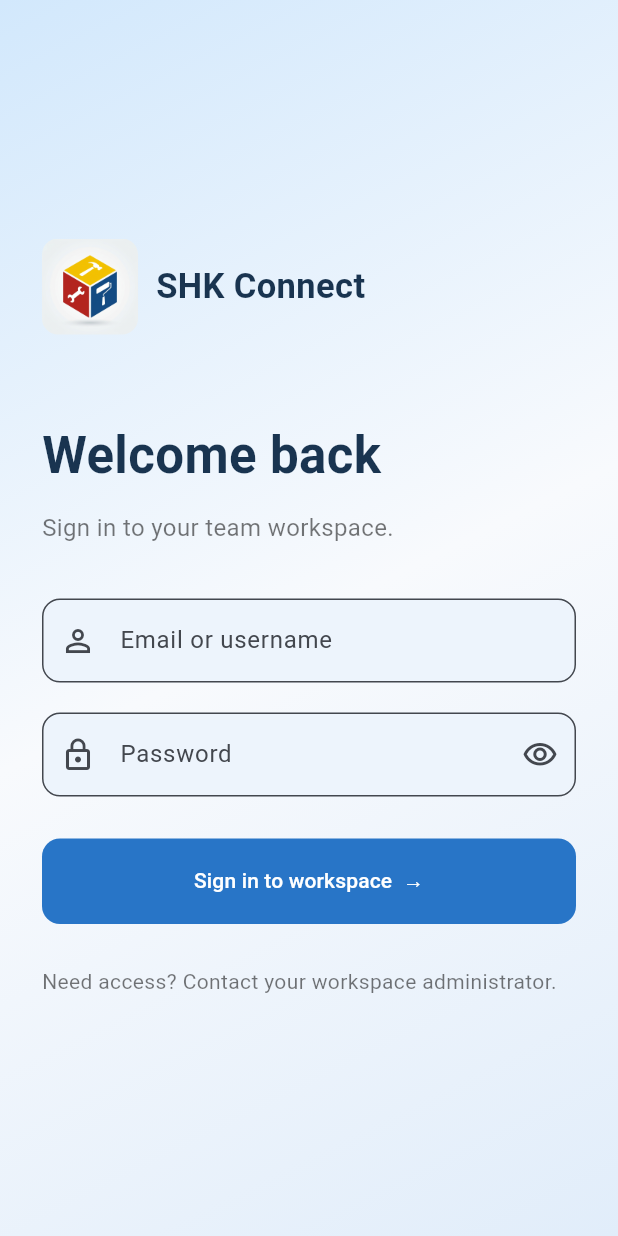
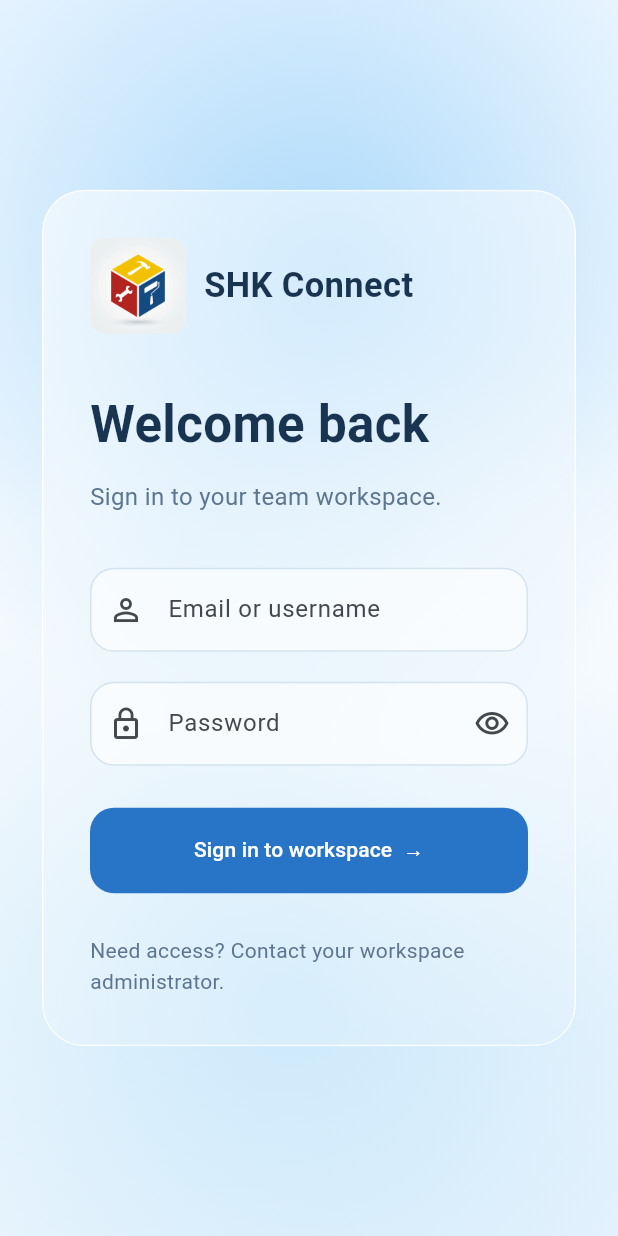
Before and after one commit to Bebin-Tech/SHK-CONNECT, a Flutter app: the screen it shows after launch, on a phone screen of 412 x 824 dp. Run offline on Flutter 3.47's test engine with Material 3 defaults, Android fonts, the phone set to English and light mode, and no system bars; our stand-ins replace file_picker, flutter_secure_storage; missing offline and left inert: file_saver; accounts and stored records are empty.

Commit message:
Lighten Flutter UI with translucent glass surfaces

```diff
--- a/client/lib/ui/login_screen.dart
+++ b/client/lib/ui/login_screen.dart
@@ -52,9 +52,9 @@ class _LoginScreenState extends State<LoginScreen> {
                       begin: Alignment.topLeft,
                       end: Alignment.bottomRight,
                       colors: [
-                        Color(0xFFB9DAF8),
-                        Color(0xFFE9F3FE),
-                        Color(0xFFD7E9FA),
+                        Color(0x40C2E3FC),
+                        Color(0x30FFFFFF),
+                        Color(0x60E2F1FD),
                       ],
                     ),
                   ),
@@ -124,7 +124,13 @@ class _LoginScreenState extends State<LoginScreen> {
                   child: SingleChildScrollView(
                     padding: const EdgeInsets.all(28),
                     child: ConstrainedBox(
-                      constraints: const BoxConstraints(maxWidth: 400),
+                      constraints: const BoxConstraints(maxWidth: 460),
+                      child: GlassPanel(
+                        radius: 28,
+                        child: Padding(
+                          padding: EdgeInsets.all(
+                            size.maxWidth < 400 ? 22 : 32,
+                          ),
                           child: Form(
                             key: form,
                             child: Column(
@@ -132,7 +138,7 @@ class _LoginScreenState extends State<LoginScreen> {
                               children: [
                                 if (size.maxWidth < 1000) ...[
                                   const _Brand(),
-                              const SizedBox(height: 56),
+                                  const SizedBox(height: 36),
                                 ],
                                 const Text(
                                   'Welcome back',
@@ -146,7 +152,7 @@ class _LoginScreenState extends State<LoginScreen> {
                                 const Text(
                                   'Sign in to your team workspace.',
                                   style: TextStyle(
-                                color: Colors.black54,
+                                    color: mutedInk,
                                     fontSize: 16,
                                   ),
                                 ),
@@ -186,7 +192,8 @@ class _LoginScreenState extends State<LoginScreen> {
                                       ),
                                     ),
                                   ),
-                              onFieldSubmitted: (_) => busy ? null : submit(),
+                                  onFieldSubmitted: (_) =>
+                                      busy ? null : submit(),
                                   validator: (v) =>
                                       v!.isEmpty ? 'Enter your password' : null,
                                 ),
@@ -197,7 +204,9 @@ class _LoginScreenState extends State<LoginScreen> {
                                     child: Text(
                                       message,
                                       style: TextStyle(
-                                    color: Theme.of(context).colorScheme.error,
+                                        color: Theme.of(
+                                          context,
+                                        ).colorScheme.error,
                                       ),
                                     ),
                                   ),
@@ -221,11 +230,13 @@ class _LoginScreenState extends State<LoginScreen> {
                                 const Text(
                                   'Need access? Contact your workspace administrator.',
                                   style: TextStyle(
-                                color: Colors.black54,
+                                    color: mutedInk,
                                     height: 1.5,
                                   ),
                                 ),
                               ],
+                            ),
+                          ),
                         ),
                       ),
                     ),
--- a/client/lib/ui/people_page.dart
+++ b/client/lib/ui/people_page.dart
@@ -131,7 +131,7 @@ class _PeoplePageState extends State<PeoplePage> {
         )
         .toList();
     return ColoredBox(
-      color: paper,
+      color: glassSurface,
       child: Column(
         children: [
           Padding(
--- a/client/lib/ui/theme.dart
+++ b/client/lib/ui/theme.dart
@@ -4,25 +4,64 @@ import 'package:flutter/material.dart';
 const ink = Color(0xFF193450);
 const mutedInk = Color(0xFF5D7690);
 const blue = Color(0xFF2875C7);
-const sidebar = Color(0xFFDCECFB);
-const rail = Color(0xFFCCE3F8);
-const selection = Color(0xFFC6E2FF);
-const paper = Color(0xFFF8FAFD);
-const blueBorder = Color(0xFFC6DCEE);
+const sidebar = Color(0xFFEAF4FC);
+const rail = Color(0xFFE2EFFB);
+const selection = Color(0x663F9CEB);
+const paper = Color(0xFFF8FBFE);
+const blueBorder = Color(0x333E83B8);
+const glassSurface = Color(0x80FFFFFF);
 
 class GlassBackground extends StatelessWidget {
   final Widget child;
   const GlassBackground({super.key, required this.child});
   @override
-  Widget build(BuildContext context) => DecoratedBox(
-    decoration: const BoxDecoration(
-      gradient: LinearGradient(
-        begin: Alignment.topLeft,
-        end: Alignment.bottomRight,
-        colors: [Color(0xFFD2E8FC), Color(0xFFF8FAFD), Color(0xFFE1EDFA)],
+  Widget build(BuildContext context) => Stack(
+    fit: StackFit.expand,
+    children: [
+      const DecoratedBox(
+        decoration: BoxDecoration(
+          gradient: LinearGradient(
+            begin: Alignment.topLeft,
+            end: Alignment.bottomRight,
+            colors: [Color(0xFFEEF7FF), Color(0xFFFCFDFE), Color(0xFFEAF4FD)],
+          ),
+        ),
+      ),
+      const Positioned(
+        top: -140,
+        right: -120,
+        child: _GlassGlow(color: Color(0x663FA9F5), size: 640),
+      ),
+      const Positioned(
+        bottom: -180,
+        left: -160,
+        child: _GlassGlow(color: Color(0x5377C7F4), size: 700),
+      ),
+      const Positioned(
+        top: 220,
+        left: 80,
+        child: _GlassGlow(color: Color(0x66FFFFFF), size: 480),
+      ),
+      child,
+    ],
+  );
+}
+
+class _GlassGlow extends StatelessWidget {
+  final Color color;
+  final double size;
+  const _GlassGlow({required this.color, required this.size});
+  @override
+  Widget build(BuildContext context) => IgnorePointer(
+    child: SizedBox.square(
+      dimension: size,
+      child: DecoratedBox(
+        decoration: BoxDecoration(
+          shape: BoxShape.circle,
+          gradient: RadialGradient(colors: [color, color.withValues(alpha: 0)]),
+        ),
       ),
     ),
-    child: child,
   );
 }
 
@@ -40,15 +79,15 @@ class GlassPanel extends StatelessWidget {
   Widget build(BuildContext context) => ClipRRect(
     borderRadius: BorderRadius.circular(radius),
     child: BackdropFilter(
-      filter: ImageFilter.blur(sigmaX: 12, sigmaY: 12),
+      filter: ImageFilter.blur(sigmaX: 16, sigmaY: 16),
       child: DecoratedBox(
         decoration: BoxDecoration(
           gradient: LinearGradient(
             begin: Alignment.topLeft,
             end: Alignment.bottomRight,
             colors: [
-              Colors.white.withValues(alpha: .76),
-              color.withValues(alpha: .62),
+              Colors.white.withValues(alpha: .56),
+              color.withValues(alpha: .28),
             ],
           ),
           border: Border.all(color: Colors.white.withValues(alpha: .85)),
@@ -92,31 +131,42 @@ ThemeData connectTheme() {
     scaffoldBackgroundColor: paper,
     fontFamily: 'Roboto',
     appBarTheme: const AppBarTheme(
-      backgroundColor: paper,
+      backgroundColor: glassSurface,
+      surfaceTintColor: Colors.transparent,
+      elevation: 0,
       foregroundColor: ink,
       centerTitle: false,
     ),
     inputDecorationTheme: InputDecorationTheme(
       filled: true,
-      fillColor: const Color(0xFFEDF4FC),
+      fillColor: const Color(0x99FFFFFF),
       border: OutlineInputBorder(
-        borderRadius: BorderRadius.circular(12),
+        borderRadius: BorderRadius.circular(16),
         borderSide: const BorderSide(color: blueBorder),
+      ),
+      enabledBorder: OutlineInputBorder(
+        borderRadius: BorderRadius.circular(16),
+        borderSide: const BorderSide(color: blueBorder),
+      ),
+      focusedBorder: OutlineInputBorder(
+        borderRadius: BorderRadius.circular(16),
+        borderSide: const BorderSide(color: blue, width: 1.5),
       ),
       contentPadding: const EdgeInsets.symmetric(horizontal: 16, vertical: 16),
     ),
     filledButtonTheme: FilledButtonThemeData(
       style: FilledButton.styleFrom(
         padding: const EdgeInsets.symmetric(horizontal: 24, vertical: 18),
-        shape: RoundedRectangleBorder(borderRadius: BorderRadius.circular(12)),
+        shape: RoundedRectangleBorder(borderRadius: BorderRadius.circular(16)),
       ),
     ),
     dividerTheme: const DividerThemeData(color: blueBorder, thickness: 1),
     cardTheme: CardThemeData(
       elevation: 0,
-      color: const Color(0xFFFDFEFF),
+      color: const Color(0xB3FFFFFF),
+      surfaceTintColor: Colors.transparent,
       shape: RoundedRectangleBorder(
-        borderRadius: BorderRadius.circular(16),
+        borderRadius: BorderRadius.circular(20),
         side: const BorderSide(color: blueBorder),
       ),
     ),
--- a/client/lib/ui/threads_page.dart
+++ b/client/lib/ui/threads_page.dart
@@ -49,7 +49,7 @@ class _ThreadsPageState extends State<ThreadsPage> {
 
   @override
   Widget build(BuildContext context) => ColoredBox(
-    color: paper,
+    color: glassSurface,
     child: Column(
       crossAxisAlignment: CrossAxisAlignment.start,
       children: [
```
Also changed, not shown: client/lib/ui/chat_panel.dart (+9 -11 lines), client/lib/ui/shell.dart (+21 -17 lines), 1 other file. Lines whose indentation alone changed are shown as unchanged.
